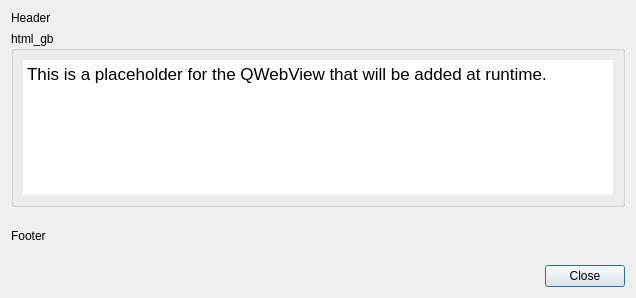
First picture: the form in dialogs/html_viewer.ui, repository Philantrop/calibre-marvin-manager, before the edit.
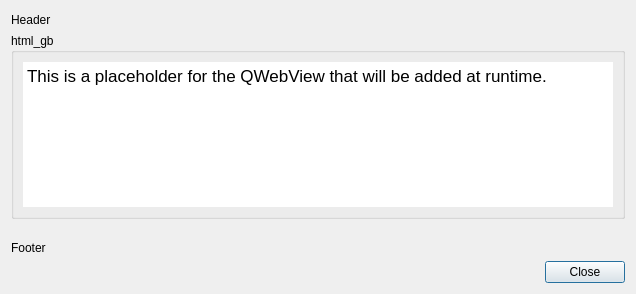
Second picture: the form after the edit. Icons and pictures are not drawn.

What changed in the file:
```diff
--- a/dialogs/html_viewer.ui
+++ b/dialogs/html_viewer.ui
@@ -7,7 +7,7 @@
     <x>0</x>
     <y>0</y>
     <width>636</width>
-    <height>298</height>
+    <height>294</height>
    </rect>
   </property>
   <property name="windowTitle">
@@ -20,6 +20,22 @@
   <layout class="QVBoxLayout" name="verticalLayout">
    <item>
     <layout class="QVBoxLayout" name="vl">
+     <item>
+      <spacer name="horizontalSpacer">
+       <property name="orientation">
+        <enum>Qt::Horizontal</enum>
+       </property>
+       <property name="sizeType">
+        <enum>QSizePolicy::Fixed</enum>
+       </property>
+       <property name="sizeHint" stdset="0">
+        <size>
+         <width>400</width>
+         <height>2</height>
+        </size>
+       </property>
+      </spacer>
+     </item>
      <item>
       <widget class="QLabel" name="header">
        <property name="text">
@@ -95,16 +111,13 @@
       </widget>
      </item>
      <item>
-      <spacer name="horizontalSpacer">
+      <spacer name="footer_spacer">
        <property name="orientation">
-        <enum>Qt::Horizontal</enum>
-       </property>
-       <property name="sizeType">
-        <enum>QSizePolicy::Fixed</enum>
+        <enum>Qt::Vertical</enum>
        </property>
        <property name="sizeHint" stdset="0">
         <size>
-         <width>400</width>
+         <width>20</width>
          <height>16</height>
         </size>
        </property>
```
Left out of the diff: 2 changed lines with no effect on the pictures.
